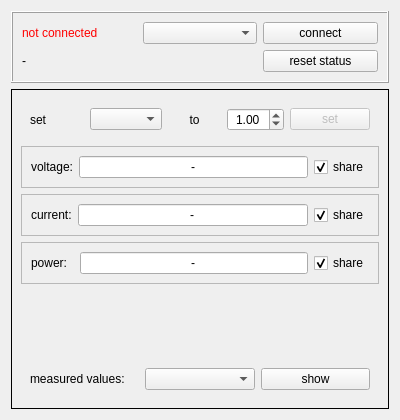
The window that powermetertestwindow.ui (bchjoerni/mlab) describes before a commit, drawn with Qt 5.
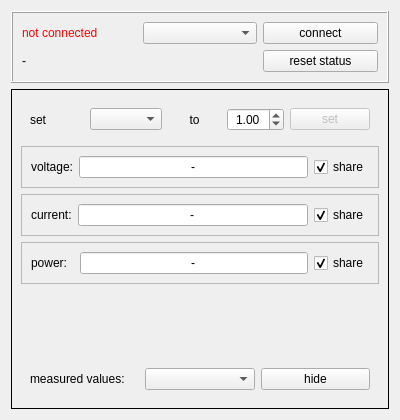
The same window after the commit.

```diff
--- a/powermetertestwindow.ui
+++ b/powermetertestwindow.ui
@@ -269,7 +269,7 @@
          <item row="0" column="2">
           <widget class="QPushButton" name="btn_measuredValuesVisibility">
            <property name="text">
-            <string>show</string>
+            <string>hide</string>
            </property>
           </widget>
          </item>
```
